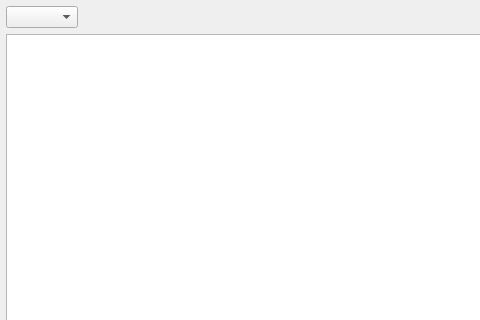
Before: the Qt Designer form src/app/puzzle/carousel/vpcarrousel.ui in dismine/valentina, drawn with Qt 5; both pictures show x 0 to 480 and y 0 to 320 of the 583 by 557 pixel window.
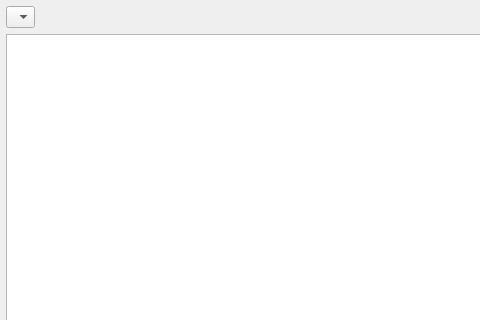
After: the same form once the commit is applied. Custom widgets are drawn as their Qt base class.

Commit message: Create and update manual layout from Valentina.

What changed in the file:
```diff
--- a/src/app/puzzle/carousel/vpcarrousel.ui
+++ b/src/app/puzzle/carousel/vpcarrousel.ui
@@ -34,6 +34,9 @@
        <verstretch>0</verstretch>
       </sizepolicy>
      </property>
+     <property name="sizeAdjustPolicy">
+      <enum>QComboBox::AdjustToMinimumContentsLength</enum>
+     </property>
     </widget>
    </item>
    <item>
```
The commit also changes 2 other files.
